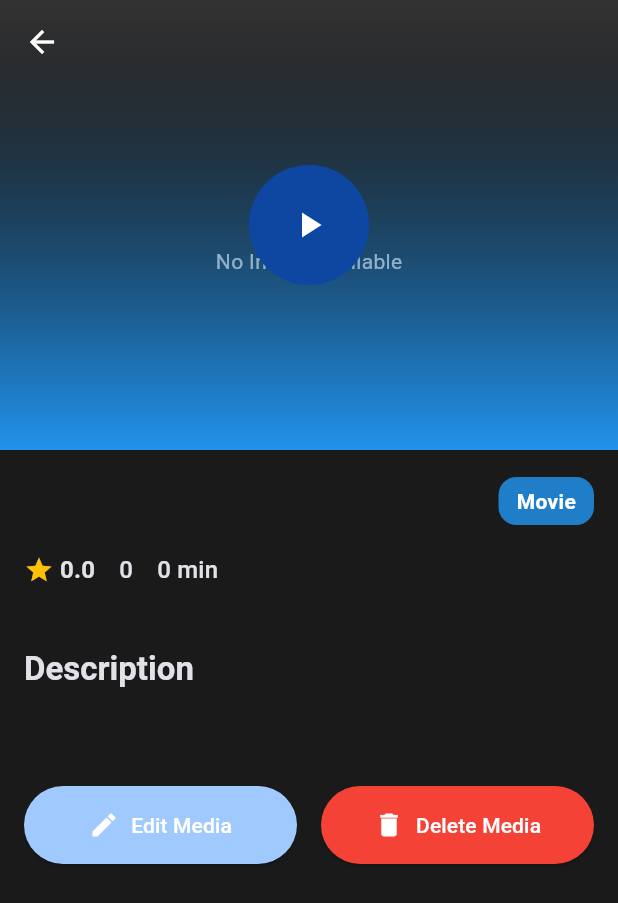
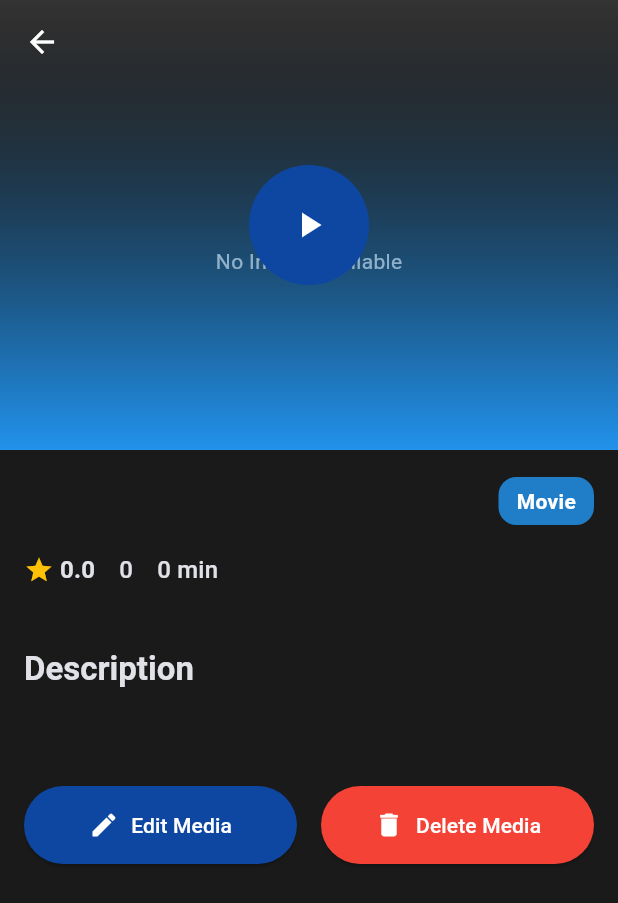
Before and after one commit to dperez2023/flixvod, a Flutter app: the MediaDetailPage screen opened directly with empty values, on a phone screen of 412 x 824 dp. Shown: the top 903 px of the screen. Run offline on Flutter 3.47's test engine with Material 3 defaults, Android fonts, the phone set to English and light mode, and no system bars; our stand-ins replace chewie, cloud_firestore, equatable, file_picker, firebase_auth, firebase_core and 5 more; accounts and stored records are empty; generated files the repository leaves out were written again; network calls fail.

Commit message:
detail: Changed theme references

```diff
--- a/flixvod/lib/modules/detail/media_detail_page.dart
+++ b/flixvod/lib/modules/detail/media_detail_page.dart
@@ -186,8 +186,11 @@ class _MediaDetailPageState extends State<MediaDetailPage> {
                     spacing: 8,
                     runSpacing: 8,
                     children: currentMedia.genres.map((genre) => Chip(
-                      label: Text(genre),
-                      backgroundColor: Theme.of(context).colorScheme.primaryContainer,
+                      label: Text(
+                        genre,
+                        style: AppTheme.primaryTextStyle.copyWith(fontSize: 12),
+                      ),
+                      backgroundColor: AppTheme.overlayBackgroundColor,
                     )).toList(),
                   ),
 
@@ -231,11 +234,7 @@ class _MediaDetailPageState extends State<MediaDetailPage> {
                           onPressed: () => _navigateToEditPage(context),
                           icon: AppIcons.edit,
                           label: Text(Localized.of(context).editMedia),
-                          style: ElevatedButton.styleFrom(
-                            backgroundColor: Theme.of(context).colorScheme.primary,
-                            foregroundColor: AppTheme.secondaryForegroundColor,
-                            padding: AppTheme.buttonPadding,
-                          ),
+                          style: AppTheme.primaryElevatedButtonStyle,
                         ),
                       ),
                       AppTheme.extraLargeHorizontalSpacer,
@@ -245,11 +244,7 @@ class _MediaDetailPageState extends State<MediaDetailPage> {
                           onPressed: () => _showDeleteConfirmation(context),
                           icon: AppIcons.delete,
                           label: Text(Localized.of(context).deleteMedia),
-                          style: ElevatedButton.styleFrom(
-                            backgroundColor: AppTheme.errorColor,
-                            foregroundColor: AppTheme.secondaryForegroundColor,
-                            padding: AppTheme.buttonPadding,
-                          ),
+                          style: AppTheme.errorElevatedButtonStyle,
                         ),
                       ),
                     ],
@@ -285,10 +280,7 @@ class _MediaDetailPageState extends State<MediaDetailPage> {
                 Navigator.of(dialogContext).pop();
                 await _deleteMedia(context);
               },
-              style: ElevatedButton.styleFrom(
-                backgroundColor: AppTheme.errorColor,
-                foregroundColor: AppTheme.whiteForegroundColor,
-              ),
+              style: AppTheme.errorElevatedButtonStyle,
               child: Text(Localized.of(context).delete),
             ),
           ],
```
